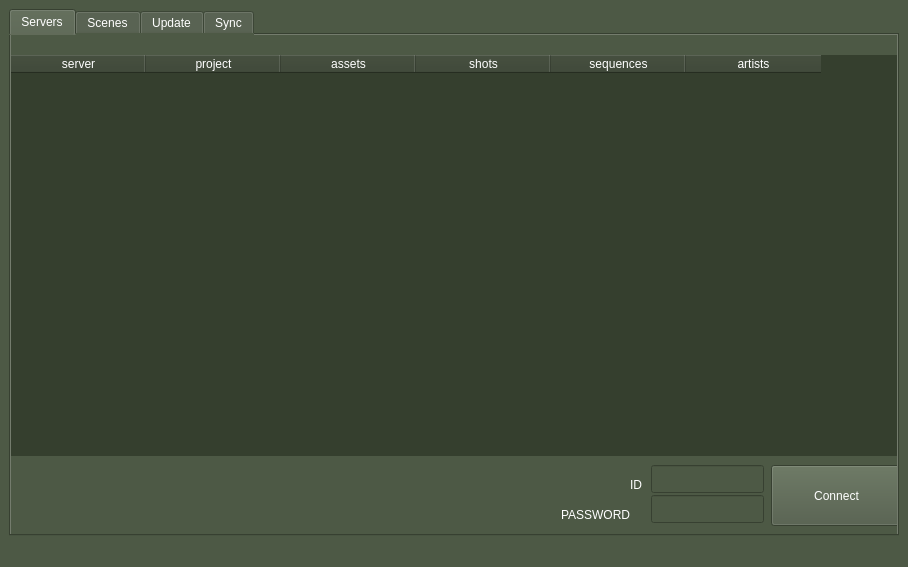
Old version of the form python/view/server_connection_view_module/server_connection.ui in the repository jidoil/light_buddy.
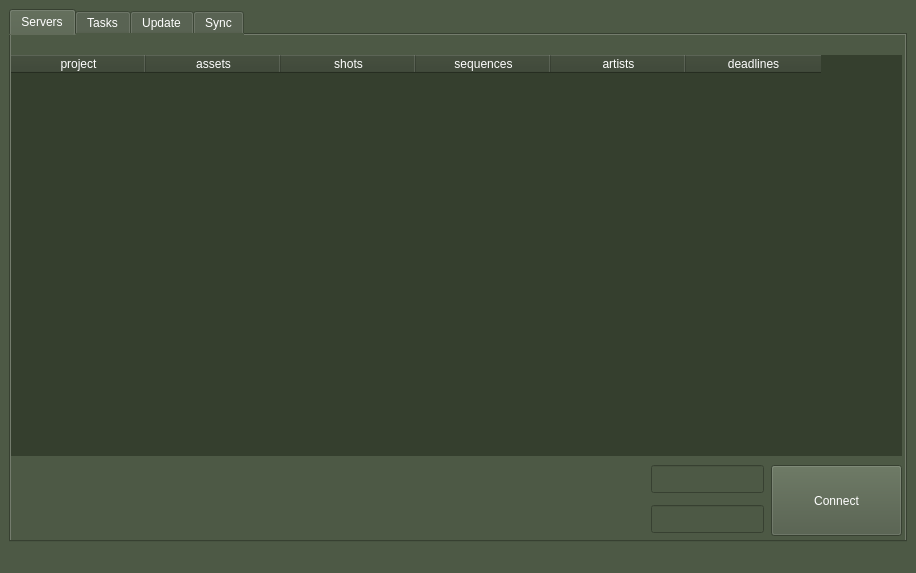
New version of the form. Icons and pictures are not drawn.

Commit message: feat projects info - proejcts tab의 정보들을 적절히 가져오는 기능을 추가하였습니다.

Patch:
```diff
--- a/python/view/server_connection_view_module/server_connection.ui
+++ b/python/view/server_connection_view_module/server_connection.ui
@@ -6,8 +6,8 @@
    <rect>
     <x>0</x>
     <y>0</y>
-    <width>908</width>
-    <height>567</height>
+    <width>916</width>
+    <height>573</height>
    </rect>
   </property>
   <property name="windowTitle">
@@ -111,11 +111,6 @@
           <attribute name="verticalHeaderVisible">
            <bool>false</bool>
           </attribute>
-          <column>
-           <property name="text">
-            <string>server</string>
-           </property>
-          </column>
           <column>
            <property name="text">
             <string>project</string>
@@ -141,6 +136,11 @@
             <string>artists</string>
            </property>
           </column>
+          <column>
+           <property name="text">
+            <string>deadlines</string>
+           </property>
+          </column>
          </widget>
          <widget class="QPushButton" name="log_in_button">
           <property name="geometry">
@@ -148,7 +148,7 @@
             <x>760</x>
             <y>430</y>
             <width>131</width>
-            <height>61</height>
+            <height>71</height>
            </rect>
           </property>
           <property name="text">
@@ -172,7 +172,7 @@
           <property name="geometry">
            <rect>
             <x>640</x>
-            <y>460</y>
+            <y>470</y>
             <width>113</width>
             <height>28</height>
            </rect>
@@ -194,39 +194,10 @@
            <bool>false</bool>
           </property>
          </widget>
-         <widget class="QLabel" name="log_in_info_label_2">
-          <property name="geometry">
-           <rect>
-            <x>570</x>
-            <y>440</y>
-            <width>61</width>
-            <height>20</height>
-           </rect>
-          </property>
-          <property name="text">
-           <string>ID</string>
-          </property>
-          <property name="alignment">
-           <set>Qt::AlignRight|Qt::AlignTrailing|Qt::AlignVCenter</set>
-          </property>
-         </widget>
-         <widget class="QLabel" name="log_in_info_label_3">
-          <property name="geometry">
-           <rect>
-            <x>550</x>
-            <y>470</y>
-            <width>81</width>
-            <height>20</height>
-           </rect>
-          </property>
-          <property name="text">
-           <string>PASSWORD</string>
-          </property>
-         </widget>
         </widget>
         <widget class="QWidget" name="scene_tab">
          <attribute name="title">
-          <string>Scenes</string>
+          <string>Tasks</string>
          </attribute>
          <widget class="QPushButton" name="import_assets_button">
           <property name="geometry">
```
Left out of the diff: 18 changed lines with no effect on the pictures. The commit also changes 7 other files.
